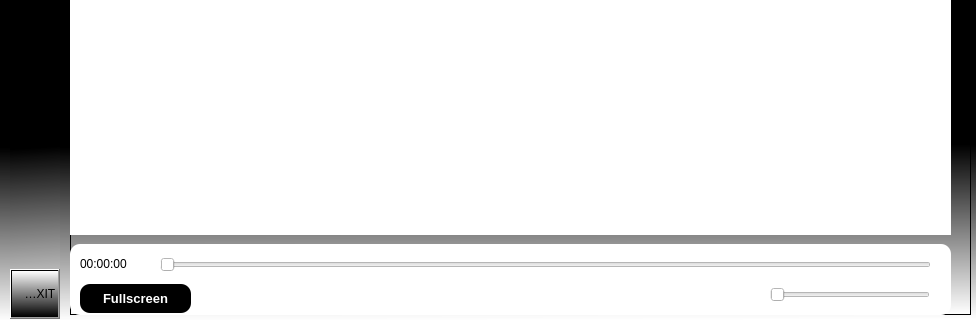
Above: ui/watch.ui from xbinh47/PTI_TungNam_DaiKhang before the change; both pictures show x 0 to 976 and y 316 to 636 of the 976 by 636 pixel window. Below: the same form after it.
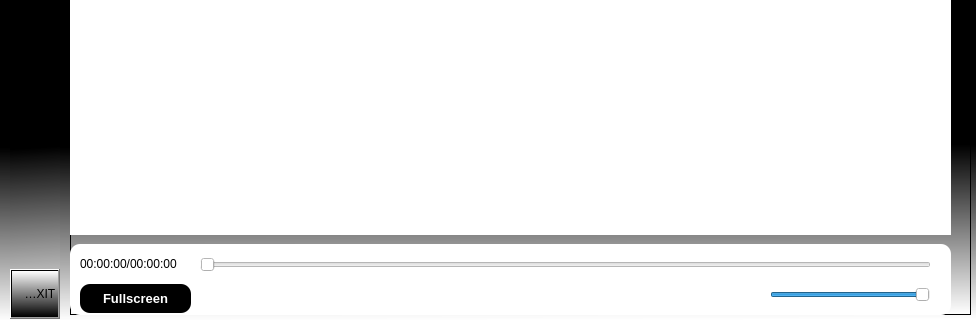
That is the form after the change. Icons and pictures are not drawn.

Commit message: video widget

```diff
--- a/ui/watch.ui
+++ b/ui/watch.ui
@@ -248,9 +248,9 @@
      <widget class="QSlider" name="durationBar">
       <property name="geometry">
        <rect>
-        <x>90</x>
+        <x>130</x>
         <y>10</y>
-        <width>771</width>
+        <width>731</width>
         <height>22</height>
        </rect>
       </property>
@@ -263,12 +263,12 @@
        <rect>
         <x>10</x>
         <y>10</y>
-        <width>81</width>
+        <width>121</width>
         <height>20</height>
        </rect>
       </property>
       <property name="text">
-       <string>00:00:00</string>
+       <string>00:00:00/00:00:00</string>
       </property>
      </widget>
      <widget class="QSlider" name="volumeBar">
@@ -280,6 +280,12 @@
         <height>22</height>
        </rect>
       </property>
+      <property name="maximum">
+       <number>100</number>
+      </property>
+      <property name="value">
+       <number>100</number>
+      </property>
       <property name="orientation">
        <enum>Qt::Horizontal</enum>
       </property>
@@ -314,7 +320,7 @@
       <property name="geometry">
        <rect>
         <x>430</x>
-        <y>30</y>
+        <y>34</y>
         <width>41</width>
         <height>31</height>
        </rect>
```
The commit also changes 1 other file.
